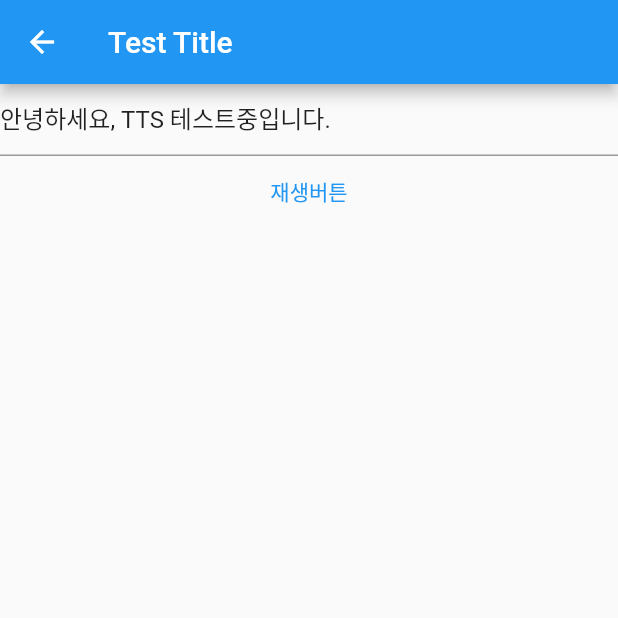
After one commit to team-siksik/hearo, a Flutter app: the TextToSpeech screen opened directly, on a phone screen of 412 x 824 dp, the top half of it. The commit adds this screen. Run offline on Flutter 3.47's test engine with Material 2 defaults, Android fonts, the phone set to English and light mode, and no system bars; our stand-ins replace animated_toggle_switch, carousel_slider, dropdown_button2, flutter_tts, get; missing offline and left inert: chat_gpt_api.

Commit message:
Feat: TTS TEST, 여자목소리밖에 없는거 확인

```diff
--- a/frontend/hearo_app/lib/screens/login_screen.dart
+++ b/frontend/hearo_app/lib/screens/login_screen.dart
@@ -1,7 +1,7 @@
 import 'package:flutter/material.dart';
-import 'package:hearo_app/screens/gpt_temp.dart';
 import 'package:hearo_app/screens/home_screen.dart';
 import 'package:get/get.dart';
+import 'package:hearo_app/skills/text_to_speech.dart';
 
 class LoginScreen extends StatelessWidget {
   const LoginScreen({super.key});
@@ -18,7 +18,7 @@ class LoginScreen extends StatelessWidget {
           children: [
             GestureDetector(
                 onTap: () {
-                  Get.to(GptTemp());
+                  Get.to(TextToSpeech());
                 },
                 child: SizedBox(
                     height: size.width * 0.6,
--- /dev/null
+++ b/frontend/hearo_app/lib/skills/text_to_speech.dart
@@ -0,0 +1,102 @@
+import 'package:flutter/material.dart';
+import 'package:flutter_tts/flutter_tts.dart';
+
+class TextToSpeech extends StatefulWidget {
+  const TextToSpeech({super.key});
+
+  @override
+  State<TextToSpeech> createState() => _TextToSpeechState();
+}
+
+class _TextToSpeechState extends State<TextToSpeech> {
+  final FlutterTts tts = FlutterTts();
+  final TextEditingController ttsController =
+      TextEditingController(text: "안녕하세요, TTS 테스트중입니다.");
+
+  @override
+  void initState() {
+    super.initState();
+    // 언어 설정
+    tts.setLanguage("ko-KR");
+    // 속도지정 (0.0이 제일 느리고 1.0이 제일 빠름)
+    tts.setSpeechRate(0.6);
+    // tts.setVoice({"name": "Karen"});
+    // tts.getVoices;
+    // tts.setVoice({"name": "ko-kr-x-ism-local", "locale": "ko-KR"});
+    tts.setVoice({"name": "ko-kr-x-ism-network", "locale": "ko-KR"});
+    // tts.setVoice({"name": "ko-kr-x-kob-network", "locale": "ko-KR"});
+
+    // check();
+  }
+
+  //{name: ko-kr-x-ism-local,   locale: ko-KR}
+  //{name: ko-kr-x-ism-network, locale: ko-KR}
+  //{name: ko-kr-x-kob-network, locale: ko-KR}
+
+  void check() async {
+    final result =
+        await myAsyncFunction(); // Future 객체의 반환 값을 대기하고, 반환 값을 변수에 할당
+    print(result); // 반환 값 출력
+  }
+
+  Future<dynamic> myAsyncFunction() async {
+    var what = tts.getVoices;
+    return what; // 작업 완료 후 반환 값
+  }
+
+  @override
+  Widget build(BuildContext context) {
+    return Scaffold(
+      appBar: AppBar(
+        title: Text("Test Title"),
+      ),
+      body: Column(
+        children: [
+          TextField(
+            controller: ttsController,
+          ),
+          TextButton(
+            onPressed: () => tts.speak(ttsController.text),
+            child: Text("재생버튼"),
+          ),
+          FutureBuilder(
+              future: tts.getVoices,
+              builder: (context, snapshot) {
+                if (snapshot.hasData) {
+                  return voiceList(snapshot, context);
+                } else {
+                  return const Center(
+                    child: CircularProgressIndicator(),
+                  );
+                }
+              })
+        ],
+      ),
+    );
+  }
+}
+
+SizedBox voiceList(AsyncSnapshot snapshot, context) {
+  Size size = MediaQuery.of(context).size;
+  return SizedBox(
+    height: size.height * 0.6,
+    child: Center(
+      child: ListView.separated(
+        itemBuilder: (context, index) {
+          var infos = snapshot.data![index];
+          // print(infos);
+          return Row(
+            children: [
+              // Text("${infos.name.toString()} :"),
+              // Text(infos.locale.toString())
+            ],
+          );
+        },
+        separatorBuilder: (context, index) => const SizedBox(
+          height: 10,
+        ),
+        itemCount: snapshot.data!.length,
+      ),
+    ),
+  );
+}
--- a/frontend/hearo_app/pubspec.yaml
+++ b/frontend/hearo_app/pubspec.yaml
@@ -48,6 +48,11 @@ dependencies:
   confirm_dialog: ^1.0.1
   # 토글 예쁜거
   animated_toggle_switch: ^0.6.2
+  # 드랍다운
+  dropdown_button2: ^2.1.0
+  # TTS
+  flutter_tts: ^3.6.3
+
 
 dev_dependencies:
   flutter_test:
```
Also changed, not shown: frontend/hearo_app/lib/screens/mysettings/setting_screen.dart (+34 -2 lines), frontend/hearo_app/lib/widgets/mysettings/dropdown_box.dart (added, +156 -0 lines), frontend/hearo_app/pubspec.lock, 4 other files.
